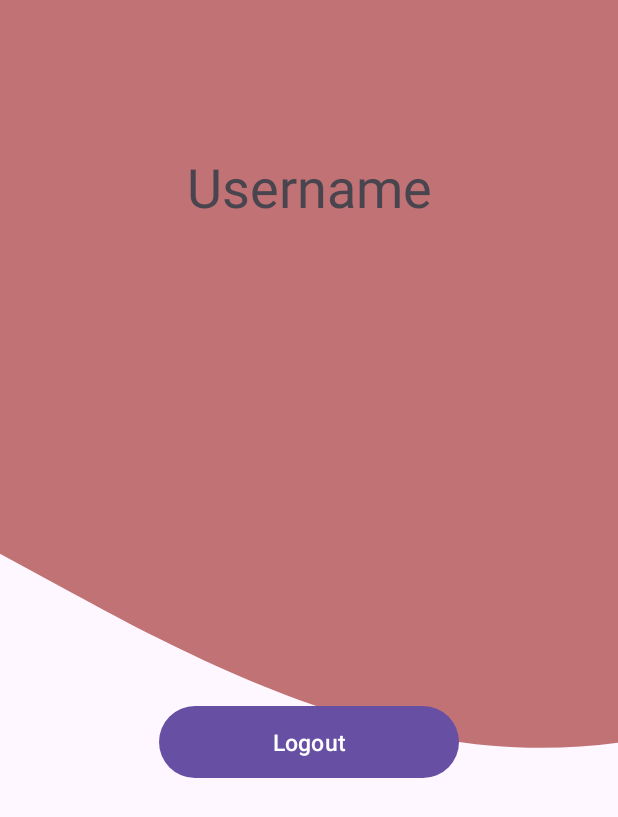
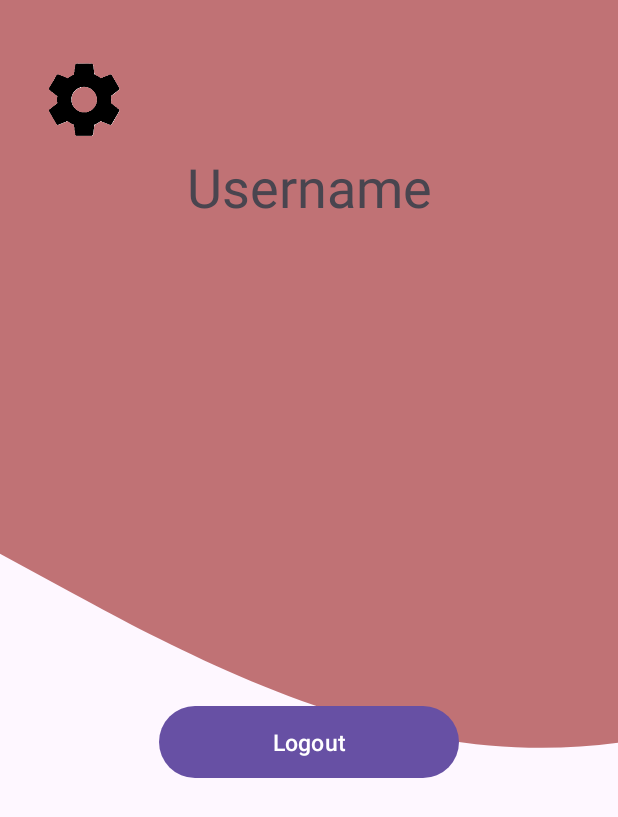
Before and after one commit to Arthur-Vogel/LeQuizzyBaguette, an Android app: the LandingPage screen opened directly, with no data from a screen before it, on a phone screen of 412 x 824 dp. Shown: the top 817 px of the screen. Run offline under Robolectric (Android 15) with nearby library versions, the light colour scheme and no system bars; our stand-ins replace Room's generated code.

Commit message:
la présentation est dégeulasse mais le problème est réglé

```diff
--- a/app/src/main/java/com/example/quizz/LandingPage.java
+++ b/app/src/main/java/com/example/quizz/LandingPage.java
@@ -66,6 +66,18 @@ public class LandingPage extends AppCompatActivity {
             @Override
             public void onClick(View v) {
                 showLogoutDialog();
+            }
+        });
+
+        binding.parameterButton.setOnClickListener(new View.OnClickListener() {
+            @Override
+            public void onClick(View v) {
+
+                //start Parameter Activity
+                //Intent intent = ParameterActivity.ParameterActivityIntentFactory(getApplicationContext());
+                Intent intent = new Intent(LandingPage.this, ParameterActivity.class);
+                intent.putExtra("userId", user.id);
+                startActivity(intent);
             }
         });
     }
--- a/app/src/main/java/com/example/quizz/LoginActivity.java
+++ b/app/src/main/java/com/example/quizz/LoginActivity.java
@@ -80,4 +80,5 @@ public class LoginActivity extends AppCompatActivity {
     static Intent loginIntentFactory(Context context){
         return new Intent(context, LoginActivity.class);
     }
+
 }
--- a/app/src/main/res/layout/activity_landing_page.xml
+++ b/app/src/main/res/layout/activity_landing_page.xml
@@ -11,7 +11,24 @@
         android:id="@+id/relativeLayout2"
         android:layout_width="match_parent"
         android:layout_height="match_parent"
-        android:background="@drawable/wave__2_" />
+        android:background="@drawable/wave__2_"
+        tools:layout_editor_absoluteX="16dp"
+        tools:layout_editor_absoluteY="71dp">
+
+        <ImageButton
+            android:id="@+id/parameterButton"
+            android:layout_width="60dp"
+            android:layout_height="58dp"
+            android:layout_alignParentStart="true"
+            android:layout_alignParentTop="true"
+            android:layout_alignParentEnd="true"
+            android:layout_marginStart="25dp"
+            android:layout_marginTop="37dp"
+            android:layout_marginEnd="325dp"
+            android:background="@android:color/transparent"
+            android:scaleType="fitCenter"
+            app:srcCompat="@drawable/icon_parameter" />
+    </RelativeLayout>
 
     <TextView
         android:id="@+id/UsernameTextView"
--- a/app/src/main/res/layout/activity_parameter.xml
+++ b/app/src/main/res/layout/activity_parameter.xml
@@ -9,7 +9,7 @@
         tools:ignore="ExtraText">
 
         <ImageView
-        android:id="@+id/fondNuage"
+            android:id="@+id/backgroundnuage"
             android:layout_width="760dp"
             android:layout_height="1554dp"
             android:contentDescription="@string/the_background_of_the_app"
```
Also changed, not shown: app/src/main/java/com/example/quizz/ParameterActivity.java (+37 -6 lines), app/src/main/res/drawable/icon_parameter.png (added). Lines whose indentation alone changed are shown as unchanged.
